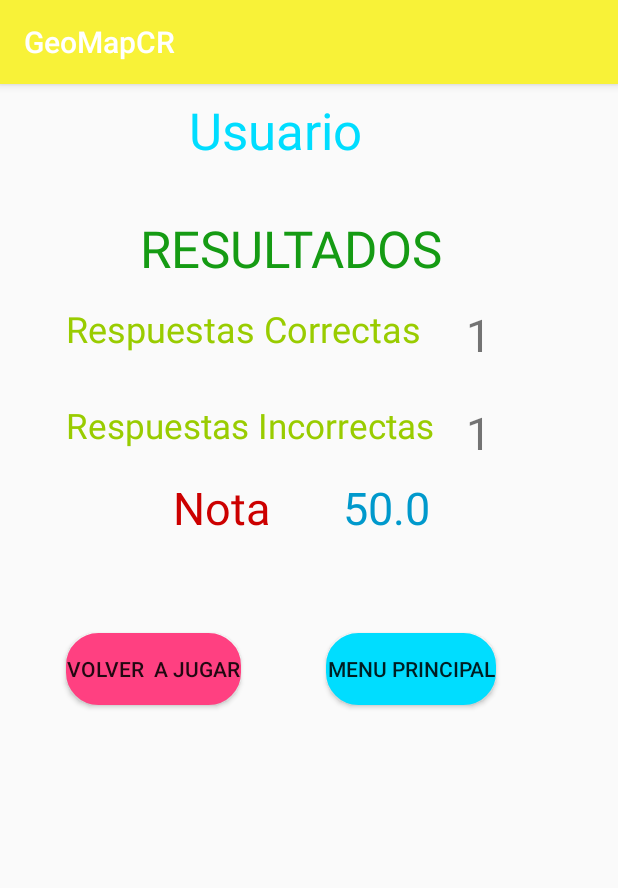
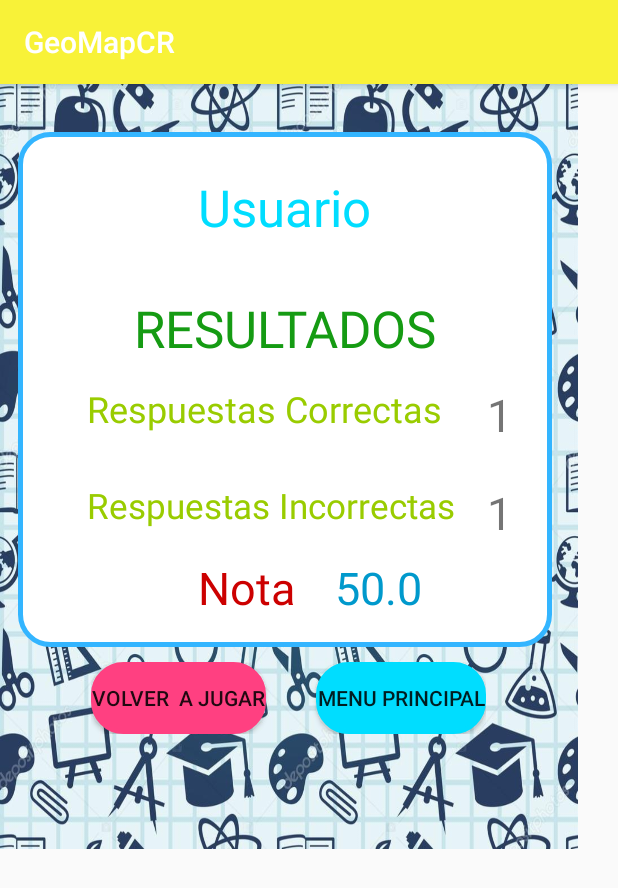
Before and after one commit to JeanCarlo14/GeoMapCR, an Android app: the Resultados screen opened directly, with no data from a screen before it, on a phone screen of 412 x 824 dp. Shown: the top 888 px of the screen. Run offline under Robolectric (Android 15) with nearby library versions, the phone set to English and light mode, and no system bars.

Commit message:
Cambios
Version Casi Final

```diff
--- a/app/src/main/java/com/example/usuario/geomapcr/MenuPrincipal.java
+++ b/app/src/main/java/com/example/usuario/geomapcr/MenuPrincipal.java
@@ -68,6 +68,7 @@ public class MenuPrincipal extends AppCompatActivity
 
         TextView txt_correo_Navi = (TextView) hView.findViewById(R.id.txt_nick);
         txt_correo_Navi.setText(pref.getString("nombre","Usuario"));
+        cs = pref.getInt("sonido",0);
         ReproducirAudio();
 
         //View hView2 = navigationView.get();
--- a/app/src/main/java/com/example/usuario/geomapcr/Resultados.java
+++ b/app/src/main/java/com/example/usuario/geomapcr/Resultados.java
@@ -13,6 +13,7 @@ import android.widget.TextView;
 public class Resultados extends AppCompatActivity {
     private int puntos1=0;
     private int puntos2=0;
+    private int tipo = 0;
     private float puntosTotal=0;
     @Override
     protected void onCreate(Bundle savedInstanceState) {
@@ -22,6 +23,7 @@ public class Resultados extends AppCompatActivity {
          Intent callingIntent = getIntent();
         puntos1 = callingIntent.getIntExtra("puntosA", 1);
         puntos2 = callingIntent.getIntExtra("puntosB", 1);
+        tipo = callingIntent.getIntExtra("tipo", 1);
         SharedPreferences pref = getSharedPreferences("PreGeoMap", MODE_PRIVATE);
         TextView nombre = (TextView) findViewById(R.id.txt_Nombre);
         nombre.setText(pref.getString("nombre","Usuario")); // REVISAR
@@ -68,6 +70,7 @@ public class Resultados extends AppCompatActivity {
                 switch (v.getId()) {
                     case R.id.again:
                         Intent intento1 = new Intent(getApplicationContext(), Jugar.class);
+                        intento1.putExtra("tipo", tipo);
                         startActivity(intento1);
                         break;
 
--- a/app/src/main/res/layout/activity_resultados.xml
+++ b/app/src/main/res/layout/activity_resultados.xml
@@ -7,140 +7,36 @@
     tools:context="com.example.usuario.geomapcr.Resultados">
 
     <RelativeLayout
+        android:layout_width="385dp"
+        android:layout_height="510dp"
+        android:background="@drawable/fondojugarr"
+        tools:layout_editor_absoluteX="-3dp"
+        tools:layout_editor_absoluteY="1dp">
+
+        <RelativeLayout
+            android:id="@+id/relativeLayout5"
             android:layout_width="368dp"
-        android:layout_height="61dp"
+            android:layout_height="461dp"
             tools:layout_editor_absoluteX="8dp"
-        tools:layout_editor_absoluteY="24dp"
-        android:id="@+id/relativeLayout7">
-
-        <TextView
-            android:id="@+id/txt_Nombre"
-            android:layout_width="wrap_content"
-            android:layout_height="wrap_content"
-            android:layout_centerHorizontal="true"
-            android:layout_centerVertical="true"
-            android:text="Usuario"
-            android:textColor="@android:color/holo_blue_bright"
-            android:textSize="34sp" />
-    </RelativeLayout>
+            tools:layout_editor_absoluteY="8dp"
+            android:layout_alignParentTop="true"
+            android:layout_alignParentLeft="true"
+            android:layout_alignParentStart="true">
 
             <RelativeLayout
                 android:id="@+id/relativeLayout6"
-        android:layout_width="0dp"
-        android:layout_height="403dp"
-        android:layout_marginEnd="8dp"
-        android:layout_marginLeft="8dp"
-        android:layout_marginRight="8dp"
-        android:layout_marginStart="8dp"
+                android:layout_width="wrap_content"
+                android:layout_height="wrap_content"
+                android:layout_marginTop="32dp"
+                android:background="@drawable/fondo_pregunta"
                 android:textAlignment="textEnd"
                 app:layout_constraintHorizontal_bias="0.0"
                 app:layout_constraintLeft_toLeftOf="parent"
                 app:layout_constraintRight_toRightOf="parent"
-        android:layout_marginTop="8dp"
-        app:layout_constraintTop_toBottomOf="@+id/relativeLayout7">
-
-        <TextView
-            android:id="@+id/textView7"
-            android:layout_width="300dp"
-            android:layout_height="60dp"
-            android:text="RESULTADOS"
-            android:textAlignment="center"
-            android:textColor="@color/colorPrimaryDark"
-            android:textSize="34sp"
+                app:layout_constraintTop_toBottomOf="@+id/relativeLayout7"
                 android:layout_alignParentTop="true"
-            android:layout_alignLeft="@+id/textView2"
-            android:layout_alignStart="@+id/textView2"
-            android:layout_marginTop="17dp" />
-
-        <TextView
-            android:id="@+id/textView2"
-            android:layout_width="250dp"
-            android:layout_height="50dp"
-            android:text="Respuestas Correctas"
-            android:textAlignment="textStart"
-            android:textColor="@android:color/holo_green_light"
-            android:textColorLink="@android:color/holo_green_dark"
-            android:textIsSelectable="false"
-            android:textSize="24sp"
-            android:layout_below="@+id/textView7"
-            android:layout_alignLeft="@+id/textView4"
-            android:layout_alignStart="@+id/textView4" />
-
-        <TextView
-            android:id="@+id/textView4"
-            android:layout_width="250dp"
-            android:layout_height="50dp"
-            android:layout_marginLeft="36dp"
-            android:layout_marginStart="36dp"
-            android:text="Respuestas Incorrectas"
-            android:textColor="@android:color/holo_green_light"
-            android:textSize="23sp"
-            android:layout_marginTop="15dp"
-            android:layout_below="@+id/textView2"
-            android:layout_alignParentLeft="true"
-            android:layout_alignParentStart="true" />
-
-        <TextView
-            android:id="@+id/textView5"
-            android:layout_width="50dp"
-            android:layout_height="50dp"
-            android:text="0"
-            android:textAlignment="center"
-            android:textSize="30sp"
-            android:layout_above="@+id/textView4"
-            android:layout_toRightOf="@+id/textView2"
-            android:layout_toEndOf="@+id/textView2"
-            android:layout_alignTop="@+id/textView2" />
-
-        <TextView
-            android:id="@+id/textView6"
-            android:layout_width="50dp"
-            android:layout_height="50dp"
-            android:text="0"
-            android:textAlignment="center"
-            android:textSize="30sp"
-            android:layout_above="@+id/textView3"
-            android:layout_toRightOf="@+id/textView2"
-            android:layout_toEndOf="@+id/textView2" />
-
-        <Button
-            android:id="@+id/again"
-            android:layout_width="wrap_content"
-            android:layout_height="wrap_content"
-            android:layout_alignLeft="@+id/textView4"
-            android:layout_alignStart="@+id/textView4"
-            android:layout_below="@+id/textView4"
-            android:layout_marginTop="104dp"
-            android:background="@drawable/borde_redondo"
-            android:backgroundTint="@color/colorAccent"
-            android:text="Volver  a Jugar" />
-
-        <Button
-            android:id="@+id/inicio"
-            android:layout_width="wrap_content"
-            android:layout_height="wrap_content"
-            android:layout_alignBaseline="@+id/again"
-            android:layout_alignBottom="@+id/again"
-            android:layout_alignEnd="@+id/textView6"
-            android:layout_alignRight="@+id/textView6"
-            android:layout_marginEnd="13dp"
-            android:layout_marginRight="13dp"
-            android:background="@drawable/borde_redondo"
-            android:backgroundTint="@android:color/holo_blue_bright"
-            android:text="Menu Principal" />
-
-        <TextView
-            android:id="@+id/textView"
-            android:layout_width="80dp"
-            android:layout_height="50dp"
-            android:layout_below="@+id/textView4"
-            android:layout_marginEnd="22dp"
-            android:layout_marginRight="22dp"
-            android:layout_toLeftOf="@+id/inicio"
-            android:layout_toStartOf="@+id/inicio"
-            android:text="Nota"
-            android:textColor="@android:color/holo_red_dark"
-            android:textSize="30sp" />
+                android:layout_alignParentRight="true"
+                android:layout_alignParentEnd="true">
 
                 <TextView
                     android:id="@+id/textView3"
@@ -154,5 +50,129 @@
                     android:textColor="@android:color/holo_blue_dark"
                     android:textSize="30sp" />
 
+                <TextView
+                    android:id="@+id/textView"
+                    android:layout_width="80dp"
+                    android:layout_height="50dp"
+                    android:layout_alignLeft="@+id/txt_Nombre"
+                    android:layout_alignStart="@+id/txt_Nombre"
+                    android:layout_below="@+id/textView4"
+                    android:text="Nota"
+                    android:textColor="@android:color/holo_red_dark"
+                    android:textSize="30sp" />
+
+                <TextView
+                    android:id="@+id/textView6"
+                    android:layout_width="50dp"
+                    android:layout_height="50dp"
+                    android:layout_above="@+id/textView3"
+                    android:layout_toEndOf="@+id/textView2"
+                    android:layout_toRightOf="@+id/textView2"
+                    android:text="0"
+                    android:textAlignment="center"
+                    android:textSize="30sp" />
+
+                <TextView
+                    android:id="@+id/textView4"
+                    android:layout_width="250dp"
+                    android:layout_height="50dp"
+                    android:layout_alignParentLeft="true"
+                    android:layout_alignParentStart="true"
+                    android:layout_below="@+id/textView2"
+                    android:layout_marginLeft="36dp"
+                    android:layout_marginStart="36dp"
+                    android:layout_marginTop="15dp"
+                    android:text="Respuestas Incorrectas"
+                    android:textColor="@android:color/holo_green_light"
+                    android:textSize="23sp" />
+
+                <TextView
+                    android:id="@+id/textView5"
+                    android:layout_width="50dp"
+                    android:layout_height="50dp"
+                    android:layout_above="@+id/textView4"
+                    android:layout_alignTop="@+id/textView2"
+                    android:layout_toEndOf="@+id/textView2"
+                    android:layout_toRightOf="@+id/textView2"
+                    android:text="0"
+                    android:textAlignment="center"
+                    android:textSize="30sp" />
+
+                <TextView
+                    android:id="@+id/textView2"
+                    android:layout_width="250dp"
+                    android:layout_height="50dp"
+                    android:layout_alignLeft="@+id/textView4"
+                    android:layout_alignStart="@+id/textView4"
+                    android:layout_below="@+id/textView7"
+                    android:text="Respuestas Correctas"
+                    android:textAlignment="textStart"
+                    android:textColor="@android:color/holo_green_light"
+                    android:textColorLink="@android:color/holo_green_dark"
+                    android:textIsSelectable="false"
+                    android:textSize="24sp" />
+
+                <TextView
+                    android:id="@+id/textView7"
+                    android:layout_width="300dp"
+                    android:layout_height="60dp"
+                    android:layout_below="@+id/txt_Nombre"
+                    android:layout_centerHorizontal="true"
+                    android:layout_marginTop="35dp"
+                    android:text="RESULTADOS"
+                    android:textAlignment="center"
+                    android:textColor="@color/colorPrimaryDark"
+                    android:textSize="34sp" />
+
+                <TextView
+                    android:id="@+id/txt_Nombre"
+                    android:layout_width="wrap_content"
+                    android:layout_height="wrap_content"
+                    android:layout_alignParentTop="true"
+                    android:layout_centerHorizontal="true"
+                    android:layout_marginTop="17dp"
+                    android:text="Usuario"
+                    android:textColor="@android:color/holo_blue_bright"
+                    android:textSize="34sp" />
+
             </RelativeLayout>
+
+        </RelativeLayout>
+
+        <RelativeLayout
+            android:layout_width="wrap_content"
+            android:layout_height="wrap_content"
+            android:layout_alignBottom="@+id/relativeLayout5"
+            android:layout_centerHorizontal="true"
+            android:layout_marginBottom="28dp">
+
+            <Button
+                android:id="@+id/inicio"
+                android:layout_width="wrap_content"
+                android:layout_height="wrap_content"
+                android:layout_alignBaseline="@+id/again"
+                android:layout_alignBottom="@+id/again"
+                android:layout_marginLeft="33dp"
+                android:layout_marginStart="33dp"
+                android:layout_toEndOf="@+id/again"
+                android:layout_toRightOf="@+id/again"
+                android:background="@drawable/borde_redondo"
+                android:backgroundTint="@android:color/holo_blue_bright"
+                android:text="Menu Principal" />
+
+            <Button
+                android:id="@+id/again"
+                android:layout_width="wrap_content"
+                android:layout_height="wrap_content"
+                android:layout_alignParentLeft="true"
+                android:layout_alignParentStart="true"
+                android:layout_centerVertical="true"
+                android:background="@drawable/borde_redondo"
+                android:backgroundTint="@color/colorAccent"
+                android:text="Volver  a Jugar" />
+
+        </RelativeLayout>
+
+    </RelativeLayout>
+
 </android.support.constraint.ConstraintLayout>
```
Also changed, not shown: app/src/main/java/com/example/usuario/geomapcr/Jugar.java (+17 -8 lines), app/src/main/res/layout/activity_jugar.xml (+48 -33 lines), app/src/main/res/layout/content_menu_principal.xml (+4 -4 lines), app/src/main/res/drawable-v21/fondojugarr.jpg (added). Lines whose indentation alone changed are shown as unchanged.
